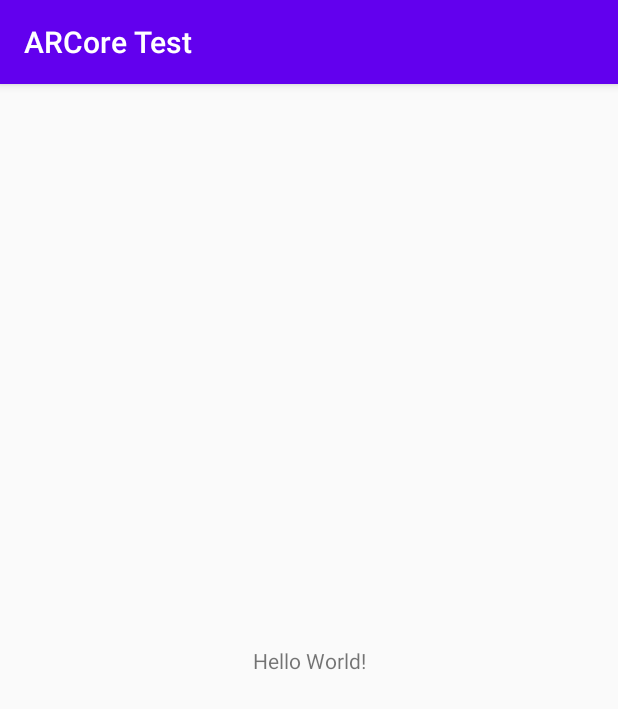
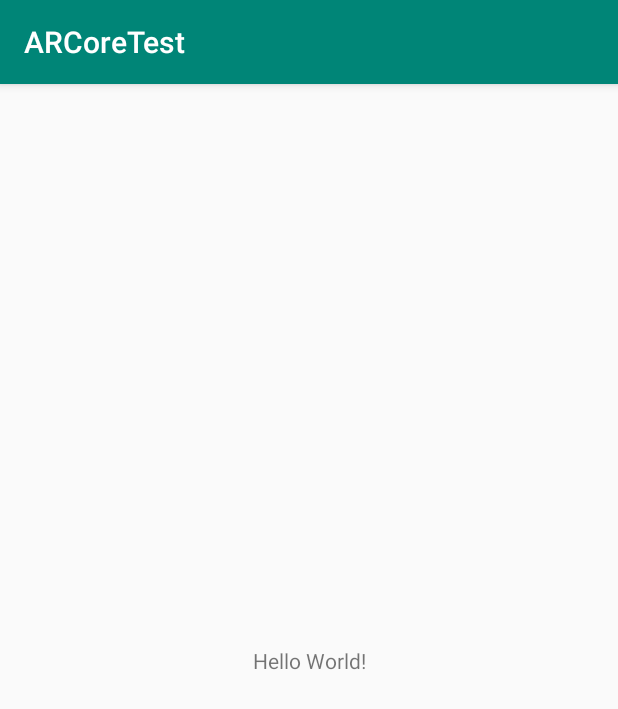
Before and after one commit to shuaybk/ARCore_Test, an Android app: the screen it shows after launch (MainActivity), on a phone screen of 412 x 824 dp. Shown: the top 709 px of the screen. Run offline under Robolectric (Android 15) with nearby library versions, the phone set to English and light mode, and no system bars; libraries missing offline, so code that uses them is left out: com.google.ar.core; 1 statement that could not run was skipped.

Commit message:
Replace all project files with new ones (previous versions did not work with Android Studio version < 3.6). Also add sample data files for 3D rooster obj

```diff
--- a/app/src/main/res/drawable/ic_launcher_background.xml
+++ b/app/src/main/res/drawable/ic_launcher_background.xml
@@ -5,7 +5,7 @@
     android:viewportWidth="108"
     android:viewportHeight="108">
     <path
-        android:fillColor="#3DDC84"
+        android:fillColor="#008577"
         android:pathData="M0,0h108v108h-108z" />
     <path
         android:fillColor="#00000000"
--- a/app/src/main/res/values/colors.xml
+++ b/app/src/main/res/values/colors.xml
@@ -1,6 +1,6 @@
 <?xml version="1.0" encoding="utf-8"?>
 <resources>
-    <color name="colorPrimary">#6200EE</color>
-    <color name="colorPrimaryDark">#3700B3</color>
-    <color name="colorAccent">#03DAC5</color>
+    <color name="colorPrimary">#008577</color>
+    <color name="colorPrimaryDark">#00574B</color>
+    <color name="colorAccent">#D81B60</color>
 </resources>
--- a/app/src/main/res/values/strings.xml
+++ b/app/src/main/res/values/strings.xml
@@ -1,3 +1,3 @@
 <resources>
-    <string name="app_name">ARCore Test</string>
+    <string name="app_name">ARCoreTest</string>
 </resources>
--- a/build.gradle
+++ b/build.gradle
@@ -1,15 +1,13 @@
 // Top-level build file where you can add configuration options common to all sub-projects/modules.
 
 buildscript {
-
     repositories {
         google()
         jcenter()
 
     }
     dependencies {
-        classpath 'com.android.tools.build:gradle:3.6.3'
-
+        classpath 'com.android.tools.build:gradle:3.5.3'
 
         // NOTE: Do not place your application dependencies here; they belong
         // in the individual module build.gradle files
--- a/settings.gradle
+++ b/settings.gradle
@@ -1,2 +1,2 @@
-rootProject.name='ARCore Test'
 include ':app'
+rootProject.name='ARCoreTest'
```
Also changed, not shown: app/build.gradle (+3 -11 lines), app/src/main/res/drawable-v24/ic_launcher_foreground.xml (+10 -6 lines), app/src/main/res/mipmap-hdpi/ic_launcher.png, app/src/main/res/mipmap-hdpi/ic_launcher_round.png, app/src/main/res/mipmap-mdpi/ic_launcher.png, app/src/main/res/mipmap-mdpi/ic_launcher_round.png, app/src/main/res/mipmap-xhdpi/ic_launcher.png, app/src/main/res/mipmap-xhdpi/ic_launcher_round.png, app/src/main/res/mipmap-xxhdpi/ic_launcher.png, app/src/main/res/mipmap-xxhdpi/ic_launcher_round.png, app/src/main/res/mipmap-xxxhdpi/ic_launcher.png, app/src/main/res/mipmap-xxxhdpi/ic_launcher_round.png, gradle/wrapper/gradle-wrapper.properties, 3 other files.
